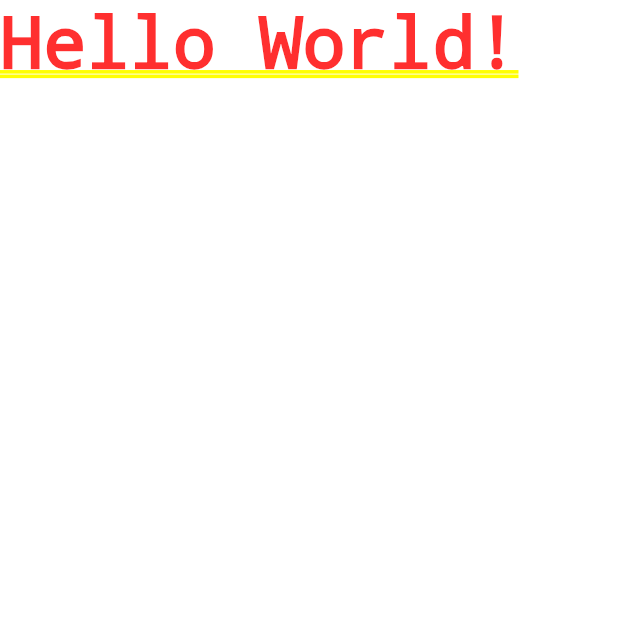
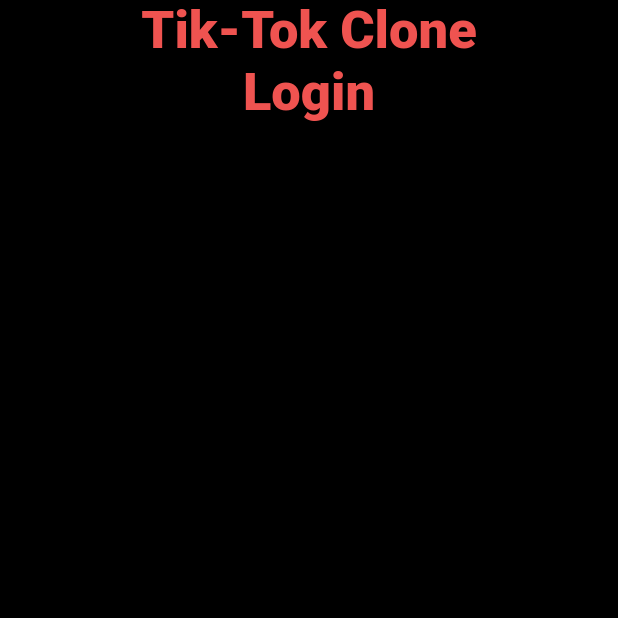
Before and after one commit to XArchangel1/Tik-Tok-Clone, a Flutter app: the screen it shows after launch, on a phone screen of 412 x 824 dp, the top half of it. Run offline on Flutter 3.47's test engine with Material 2 defaults, Android fonts, the phone set to English and light mode, and no system bars.

```diff
--- a/lib/main.dart
+++ b/lib/main.dart
@@ -1,5 +1,6 @@
 import 'package:flutter/material.dart';
 import 'package:tik_tok/constants.dart';
+import 'package:tik_tok/views/screens/auth/login_Screen.dart';
 
 void main() {
   runApp(const MyApp());
@@ -15,7 +16,7 @@ class MyApp extends StatelessWidget {
       theme: ThemeData.dark().copyWith(
         scaffoldBackgroundColor: backgroundColor,
       ),
-      home: const Text('Hello World!'),
+      home: LoginScreen(),
     );
   }
 }
--- a/lib/views/screens/auth/login_Screen.dart
+++ b/lib/views/screens/auth/login_Screen.dart
@@ -0,0 +1,39 @@
+// ignore_for_file: file_names
+
+import 'package:flutter/material.dart';
+import 'package:tik_tok/constants.dart';
+
+class LoginScreen extends StatelessWidget {
+  const LoginScreen({Key? key}) : super(key: key);
+
+  @override
+  Widget build(BuildContext context) {
+    return Scaffold(
+      body: Container(
+        alignment: Alignment.center,
+        child: Column(
+          children: [
+             Text(
+              "Tik-Tok Clone",
+              style: TextStyle(
+                fontSize: 35,
+                color: buttonColor,
+                fontWeight: FontWeight.w900,
+              ),
+            ),
+             Text(
+              'Login',
+              style: TextStyle(
+                fontSize: 35,
+                color: buttonColor,
+                fontWeight: FontWeight.w900,
+              ),
+            ),
+
+            const SizedBox(height: 25,),
+          ],
+        ),
+      ),
+    );
+  }
+}
```
Also changed, not shown: lib/views/widgets/text_input_field.dart (added, +28 -0 lines).
